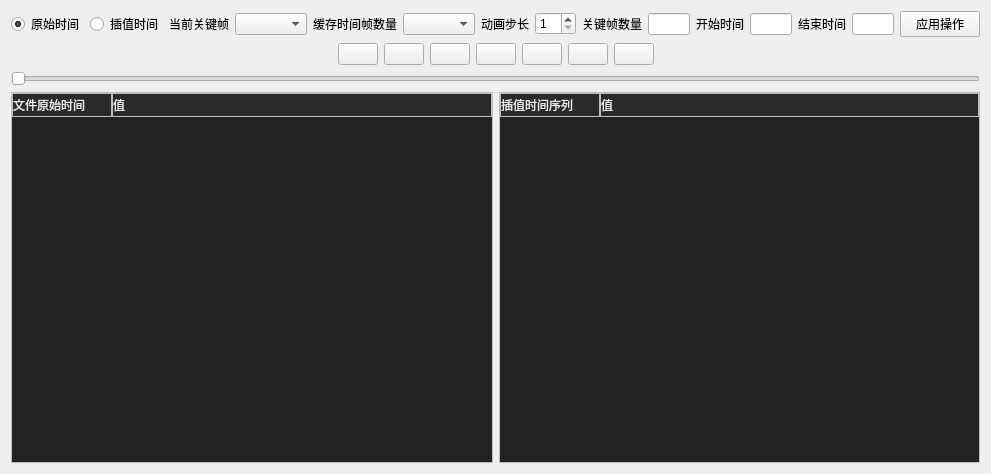
The window that Qt/Resources/UI/Animation.ui (hu-shuhan/editOpeniGame) describes before a commit, drawn with Qt 5.
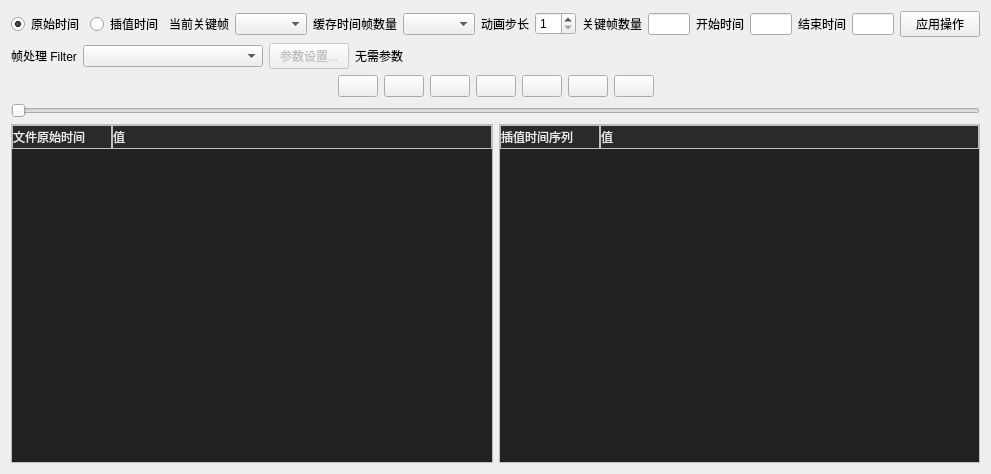
The same window after the commit. Icons and pictures are not drawn. Custom widgets are drawn as their Qt base class.

Commit message: feat: add animation filter manager and frame filters

Patch:
```diff
--- a/Qt/Resources/UI/Animation.ui
+++ b/Qt/Resources/UI/Animation.ui
@@ -139,6 +139,57 @@
        </item>
       </layout>
      </item>
+   </layout>
+   </item>
+   <item>
+    <layout class="QHBoxLayout" name="horizontalLayout_AnimationFilter">
+     <item>
+      <widget class="QLabel" name="label_AnimationFilter">
+       <property name="text">
+        <string>帧处理 Filter</string>
+       </property>
+      </widget>
+     </item>
+     <item>
+     <widget class="QComboBox" name="comboBoxAnimationFilter">
+       <property name="minimumSize">
+        <size>
+         <width>180</width>
+         <height>0</height>
+        </size>
+       </property>
+      </widget>
+     </item>
+     <item>
+      <widget class="QPushButton" name="btnAnimationFilterParameters">
+       <property name="enabled">
+        <bool>false</bool>
+       </property>
+       <property name="text">
+        <string>参数设置...</string>
+       </property>
+      </widget>
+     </item>
+     <item>
+      <widget class="QLabel" name="labelAnimationFilterSummary">
+       <property name="text">
+        <string>无需参数</string>
+       </property>
+      </widget>
+     </item>
+     <item>
+      <spacer name="horizontalSpacer_AnimationFilter">
+       <property name="orientation">
+        <enum>Qt::Horizontal</enum>
+       </property>
+       <property name="sizeHint" stdset="0">
+        <size>
+         <width>40</width>
+         <height>20</height>
+        </size>
+       </property>
+      </spacer>
+     </item>
     </layout>
    </item>
    <item>
```
The commit also changes 7 other files.
